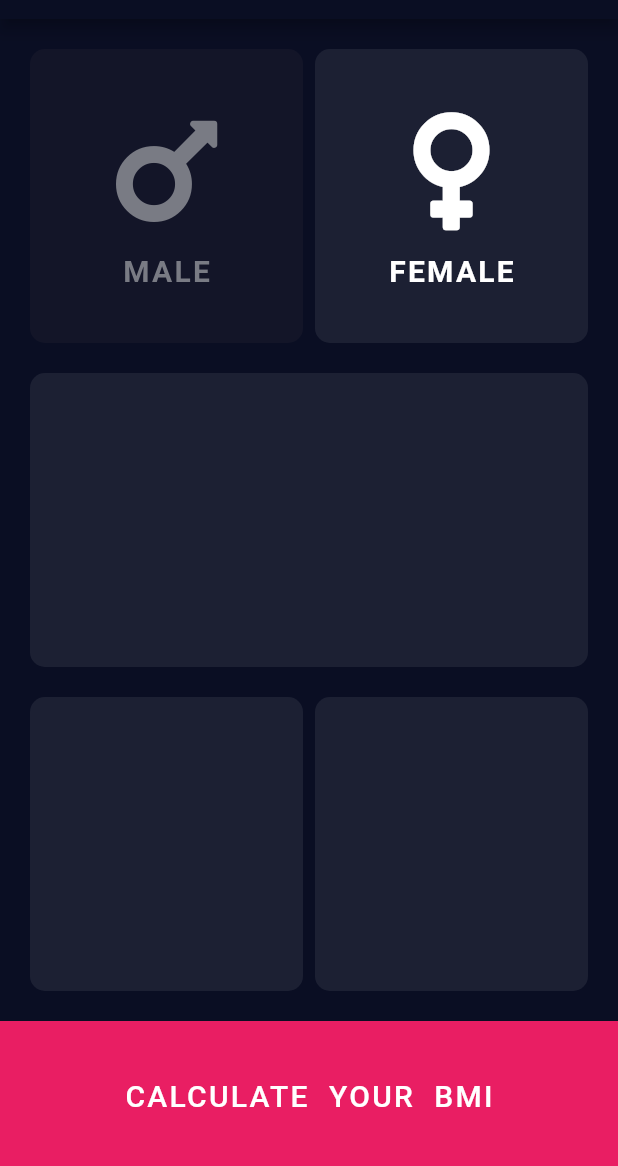
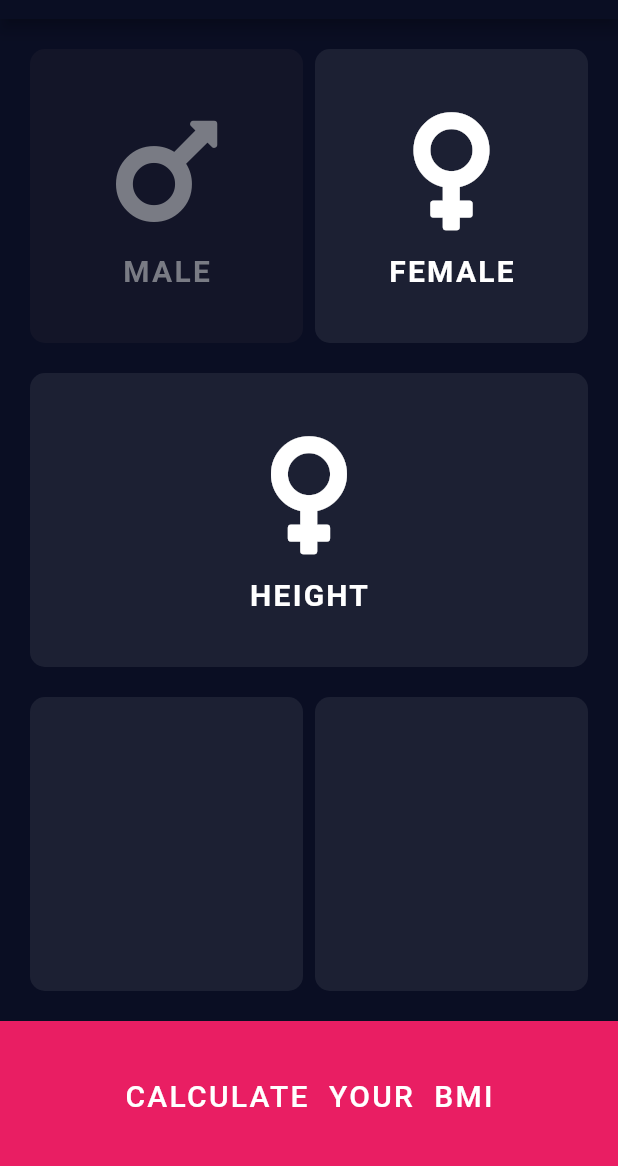
Before and after one commit to piotrstanny/flutter-bmi-calculator, a Flutter app: the screen it shows after launch, on a phone screen of 412 x 824 dp, the part 65-1231 px from its top. Run offline on Flutter 3.47's test engine with Material 2 defaults, Android fonts, the phone set to English and light mode, and no system bars; our stand-ins replace font_awesome_flutter.

Commit message:
Move style constants and rename with k- convention

```diff
--- a/lib/constants.dart
+++ b/lib/constants.dart
@@ -1 +1,8 @@
 import 'package:flutter/material.dart';
+
+const kActiveCardColour = Color(0xFF1C2033);
+const kInactiveCardColour = Color(0xFF131528);
+const kActiveTextColour = Colors.white;
+const kInactiveTextColour = Color(0xFF797b84);
+const kBottomBarColour = Colors.pink;
+const kBottomBarHeight = 100.0;
--- a/lib/input_page.dart
+++ b/lib/input_page.dart
@@ -2,13 +2,7 @@ import 'package:flutter/material.dart';
 import 'package:font_awesome_flutter/font_awesome_flutter.dart';
 import 'reusable_card.dart';
 import 'icon_content.dart';
-
-const activeCardColour = Color(0xFF1C2033);
-const inactiveCardColour = Color(0xFF131528);
-const activeTextColour = Colors.white;
-const inactiveTextColour = Color(0xFF797b84);
-const bottomBarColour = Colors.pink;
-const bottomBarHeight = 100.0;
+import 'constants.dart';
 
 enum Gender {
   female,
@@ -40,14 +34,14 @@ class _InputPageState extends State<InputPage> {
                   Expanded(
                     child: ReusableCard(
                       colour: selectedGender == Gender.male
-                          ? activeCardColour
-                          : inactiveCardColour,
+                          ? kActiveCardColour
+                          : kInactiveCardColour,
                       cardChild: IconContent(
                           FontAwesomeIcons.mars,
                           'MALE',
                           selectedGender == Gender.male
-                              ? activeTextColour
-                              : inactiveTextColour),
+                              ? kActiveTextColour
+                              : kInactiveTextColour),
                       onPress: () {
                         setState(() {
                           selectedGender = Gender.male;
@@ -66,14 +60,14 @@ class _InputPageState extends State<InputPage> {
                         });
                       },
                       colour: selectedGender == Gender.female
-                          ? activeCardColour
-                          : inactiveCardColour,
+                          ? kActiveCardColour
+                          : kInactiveCardColour,
                       cardChild: IconContent(
                           FontAwesomeIcons.venus,
                           'FEMALE',
                           selectedGender == Gender.female
-                              ? activeTextColour
-                              : inactiveTextColour),
+                              ? kActiveTextColour
+                              : kInactiveTextColour),
                     ),
                   )
                 ],
@@ -86,7 +80,14 @@ class _InputPageState extends State<InputPage> {
               child: Row(
                 children: <Widget>[
                   Expanded(
-                    child: ReusableCard(colour: activeCardColour),
+                    child: ReusableCard(
+                      colour: kActiveCardColour,
+                      cardChild: IconContent(
+                        FontAwesomeIcons.venus,
+                        'HEIGHT',
+                        kActiveTextColour,
+                      ),
+                    ),
                   ),
                 ],
               ),
@@ -98,13 +99,13 @@ class _InputPageState extends State<InputPage> {
               child: Row(
                 children: <Widget>[
                   Expanded(
-                    child: ReusableCard(colour: activeCardColour),
+                    child: ReusableCard(colour: kActiveCardColour),
                   ),
                   SizedBox(
                     width: 8.0,
                   ),
                   Expanded(
-                    child: ReusableCard(colour: activeCardColour),
+                    child: ReusableCard(colour: kActiveCardColour),
                   )
                 ],
               ),
@@ -113,14 +114,14 @@ class _InputPageState extends State<InputPage> {
         ),
       ),
       bottomNavigationBar: SizedBox(
-        height: bottomBarHeight,
+        height: kBottomBarHeight,
         width: double.infinity,
         child: RaisedButton(
           padding: EdgeInsets.all(0.0),
           onPressed: null,
           child: Container(
             decoration: BoxDecoration(
-              color: bottomBarColour,
+              color: kBottomBarColour,
             ),
             child: Center(
               child: Text(
```
